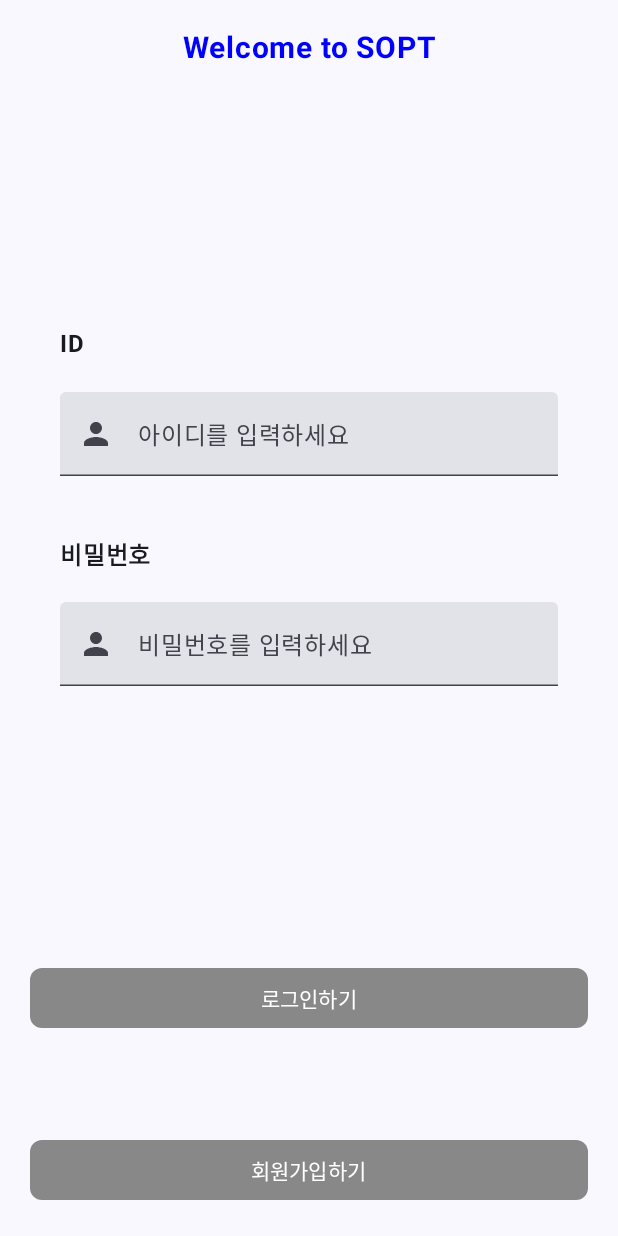
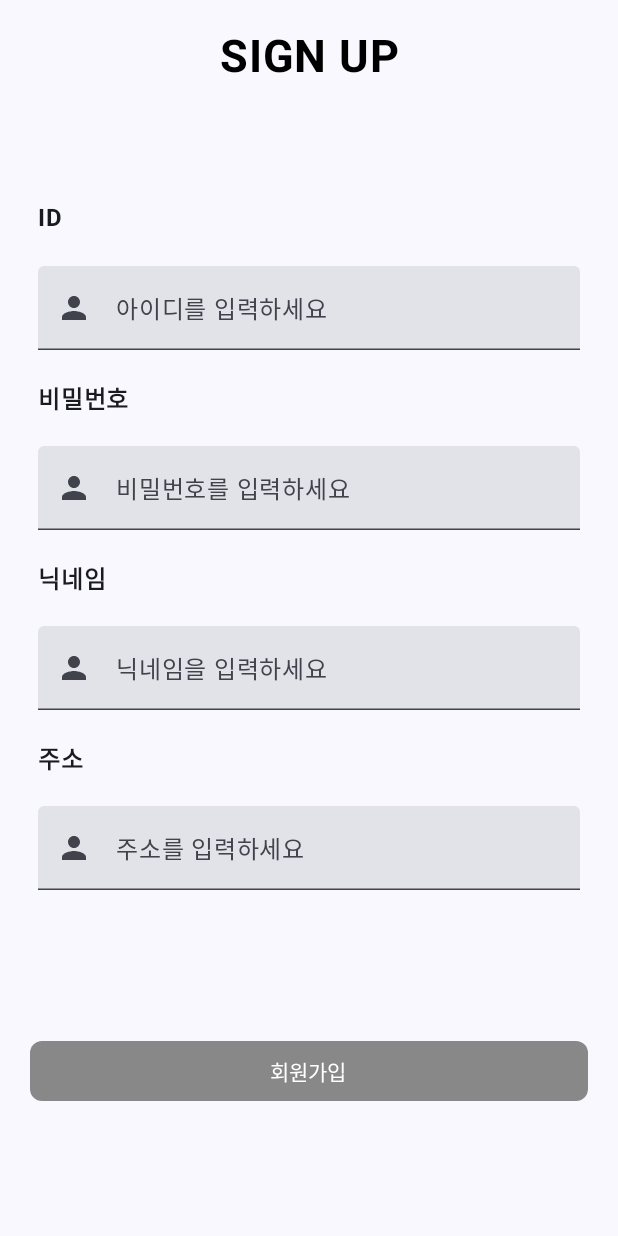
Before and after one commit to NOW-SOPT-ANDROID/yeonjeen-lee, an Android app built with Jetpack Compose: the screen it shows after launch (LoginActivity before the commit, SignUpActivity after it), after a tap on "회원가입하기", on a phone screen of 412 x 824 dp. Run offline under Robolectric (Android 15) with nearby library versions, the phone set to English and light mode, and no system bars.

Commit message:
feat: 회원가입 뷰 구현

```diff
--- a/app/src/main/java/com/sopt/now/compose/LoginActivity.kt
+++ b/app/src/main/java/com/sopt/now/compose/LoginActivity.kt
@@ -1,5 +1,7 @@
 package com.sopt.now.compose
 
+import android.content.Context
+import android.content.Intent
 import android.os.Bundle
 import androidx.activity.ComponentActivity
 import androidx.activity.compose.setContent
@@ -28,6 +30,7 @@
 import androidx.compose.ui.Alignment
 import androidx.compose.ui.Modifier
 import androidx.compose.ui.graphics.Color
+import androidx.compose.ui.platform.LocalContext
 import androidx.compose.ui.text.font.FontWeight
 import androidx.compose.ui.text.style.TextAlign
 import androidx.compose.ui.tooling.preview.Preview
@@ -40,7 +43,6 @@
         super.onCreate(savedInstanceState)
         setContent {
             NOWSOPTAndroidTheme {
-                // A surface container using the 'background' color from the theme
                 Surface(
                     modifier = Modifier.fillMaxSize(),
                     color = MaterialTheme.colorScheme.background
@@ -100,9 +102,11 @@
         horizontalAlignment = Alignment.Start,
         verticalArrangement = Arrangement.SpaceBetween
     ) {
-        Text(text = "ID",
+        Text(
+            text = "ID",
             modifier = Modifier.padding(10.dp),
-            fontWeight = FontWeight.Bold,)
+            fontWeight = FontWeight.Bold,
+        )
         LoginIdEdit()
     }
 }
@@ -131,9 +135,11 @@
         horizontalAlignment = Alignment.Start,
         verticalArrangement = Arrangement.SpaceBetween
     ) {
-        Text(text = "비밀번호",
+        Text(
+            text = "비밀번호",
             modifier = Modifier.padding(10.dp),
-            fontWeight = FontWeight.Bold,)
+            fontWeight = FontWeight.Bold,
+        )
         LoginPsEdit()
     }
 }
@@ -172,8 +178,9 @@
 
 @Composable
 fun GoToSignUp() {
+    val context = LocalContext.current
     Button(
-        onClick = { /* 클릭 시 수행될 동작 */ },
+        onClick = { navigateToSignUp(context) },
         modifier = Modifier
             .padding(10.dp)
             .fillMaxWidth(),
@@ -184,11 +191,7 @@
     }
 }
 
-
-@Preview(showBackground = true)
-@Composable
-fun GreetingPreview() {
-    NOWSOPTAndroidTheme {
-        getLogin()
-    }
+private fun navigateToSignUp(context: Context) {
+    val intent = Intent(context, SignUpActivity::class.java)
+    context.startActivity(intent)
 }
--- a/app/src/main/java/com/sopt/now/compose/SignUpActivity.kt
+++ b/app/src/main/java/com/sopt/now/compose/SignUpActivity.kt
@@ -5,11 +5,16 @@
 import androidx.activity.compose.setContent
 import androidx.compose.foundation.layout.Arrangement
 import androidx.compose.foundation.layout.Column
+import androidx.compose.foundation.layout.Spacer
 import androidx.compose.foundation.layout.fillMaxSize
 import androidx.compose.foundation.layout.fillMaxWidth
+import androidx.compose.foundation.layout.height
 import androidx.compose.foundation.layout.padding
+import androidx.compose.foundation.shape.RoundedCornerShape
 import androidx.compose.material.icons.Icons
 import androidx.compose.material.icons.filled.Person
+import androidx.compose.material3.Button
+import androidx.compose.material3.ButtonDefaults
 import androidx.compose.material3.Icon
 import androidx.compose.material3.MaterialTheme
 import androidx.compose.material3.Surface
@@ -30,7 +35,7 @@
 import androidx.compose.ui.unit.sp
 import com.sopt.now.compose.ui.theme.NOWSOPTAndroidTheme
 
-class SignUpActivity: ComponentActivity() {
+class SignUpActivity : ComponentActivity() {
     override fun onCreate(savedInstanceState: Bundle?) {
         super.onCreate(savedInstanceState)
         setContent {
@@ -40,9 +45,208 @@
                     modifier = Modifier.fillMaxSize(),
                     color = MaterialTheme.colorScheme.background
                 ) {
-
+                    getSignUp()
                 }
             }
         }
     }
 }
+
+@Composable
+fun getSignUp() {
+    Column(
+        modifier = Modifier.padding(10.dp),
+        horizontalAlignment = Alignment.CenterHorizontally,
+        verticalArrangement = Arrangement.SpaceBetween
+    ) {
+        SignUpTitle()
+        Spacer(modifier = Modifier.height(0.dp))
+        SignUp()
+        Spacer(modifier = Modifier.height(20.dp))
+        SignUpButton()
+        Spacer(modifier = Modifier.height(40.dp))
+    }
+}
+
+@Composable
+fun SignUpTitle() {
+    Text(
+        text = "SIGN UP",
+        modifier = Modifier.padding(10.dp),
+        color = Color.Black,
+        fontSize = 30.sp,
+        fontWeight = FontWeight.Bold,
+        textAlign = TextAlign.Center
+    )
+}
+
+@Composable
+fun SignUp() {
+    Column(
+        modifier = Modifier.padding(5.dp),
+        horizontalAlignment = Alignment.CenterHorizontally,
+        verticalArrangement = Arrangement.SpaceBetween
+    ) {
+        SignUpId()
+        SignUpPs()
+        SignUpNickName()
+        SignUpAdress()
+    }
+}
+
+@Composable
+fun SignUpId() {
+    Column(
+        modifier = Modifier.padding(0.dp),
+        horizontalAlignment = Alignment.Start,
+        verticalArrangement = Arrangement.SpaceBetween
+    ) {
+        Text(
+            text = "ID",
+            modifier = Modifier.padding(10.dp),
+            fontWeight = FontWeight.Bold,
+        )
+        SignUpIdEdit()
+    }
+}
+
+@Composable
+fun SignUpIdEdit() {
+    var text by remember { mutableStateOf("") }
+
+    TextField(
+        value = text,
+        onValueChange = { text = it },
+        modifier = Modifier
+            .fillMaxWidth()
+            .padding(10.dp),
+        label = { Text("아이디를 입력하세요") },
+        placeholder = { Text("Euijin Kwak") },
+        leadingIcon = { Icon(Icons.Filled.Person, contentDescription = "User Icon") },
+        singleLine = true,
+    )
+}
+
+@Composable
+fun SignUpPs() {
+    Column(
+        modifier = Modifier.padding(0.dp),
+        horizontalAlignment = Alignment.Start,
+        verticalArrangement = Arrangement.SpaceBetween
+    ) {
+        Text(
+            text = "비밀번호",
+            modifier = Modifier.padding(10.dp),
+            fontWeight = FontWeight.Bold,
+        )
+        SignUpPsEdit()
+    }
+}
+
+@Composable
+fun SignUpPsEdit() {
+    var text by remember { mutableStateOf("") }
+
+    TextField(
+        value = text,
+        onValueChange = { text = it },
+        modifier = Modifier
+            .fillMaxWidth()
+            .padding(10.dp),
+        label = { Text("비밀번호를 입력하세요") },
+        placeholder = { Text("Euijin Kwak") },
+        leadingIcon = { Icon(Icons.Filled.Person, contentDescription = "User Icon") },
+        singleLine = true,
+    )
+
+}
+
+@Composable
+fun SignUpNickName(){
+    Column(
+        modifier = Modifier.padding(0.dp),
+        horizontalAlignment = Alignment.Start,
+        verticalArrangement = Arrangement.SpaceBetween
+    ) {
+        Text(
+            text = "닉네임",
+            modifier = Modifier.padding(10.dp),
+            fontWeight = FontWeight.Bold,
+        )
+        SignUpNickNameEdit()
+    }
+}
+
+@Composable
+fun SignUpNickNameEdit(){
+    var text by remember { mutableStateOf("") }
+
+    TextField(
+        value = text,
+        onValueChange = { text = it },
+        modifier = Modifier
+            .fillMaxWidth()
+            .padding(10.dp),
+        label = { Text("닉네임을 입력하세요") },
+        placeholder = { Text("Euijin Kwak") },
+        leadingIcon = { Icon(Icons.Filled.Person, contentDescription = "User Icon") },
+        singleLine = true,
+    )
+
+}
+
+@Composable
+fun SignUpAdress(){
+    Column(
+        modifier = Modifier.padding(0.dp),
+        horizontalAlignment = Alignment.Start,
+        verticalArrangement = Arrangement.SpaceBetween
+    ) {
+        Text(
+            text = "주소",
+            modifier = Modifier.padding(10.dp),
+            fontWeight = FontWeight.Bold,
+        )
+        SignUpAdressEdit()
+    }
+}
+
+@Composable
+fun SignUpAdressEdit(){
+    var text by remember { mutableStateOf("") }
+
+    TextField(
+        value = text,
+        onValueChange = { text = it },
+        modifier = Modifier
+            .fillMaxWidth()
+            .padding(10.dp),
+        label = { Text("주소를 입력하세요") },
+        placeholder = { Text("Euijin Kwak") },
+        leadingIcon = { Icon(Icons.Filled.Person, contentDescription = "User Icon") },
+        singleLine = true,
+    )
+
+}
+
+@Composable
+fun SignUpButton() {
+    Button(
+        onClick = { /* 클릭 시 수행될 동작 */ },
+        modifier = Modifier
+            .padding(10.dp)
+            .fillMaxWidth(),
+        colors = ButtonDefaults.buttonColors(containerColor = Color.Gray),
+        shape = RoundedCornerShape(8.dp)
+    ) {
+        Text("회원가입", color = Color.White)
+    }
+}
+
+@Preview(showBackground = true)
+@Composable
+fun GreetingPreview() {
+    NOWSOPTAndroidTheme {
+        getSignUp()
+    }
+}
```
